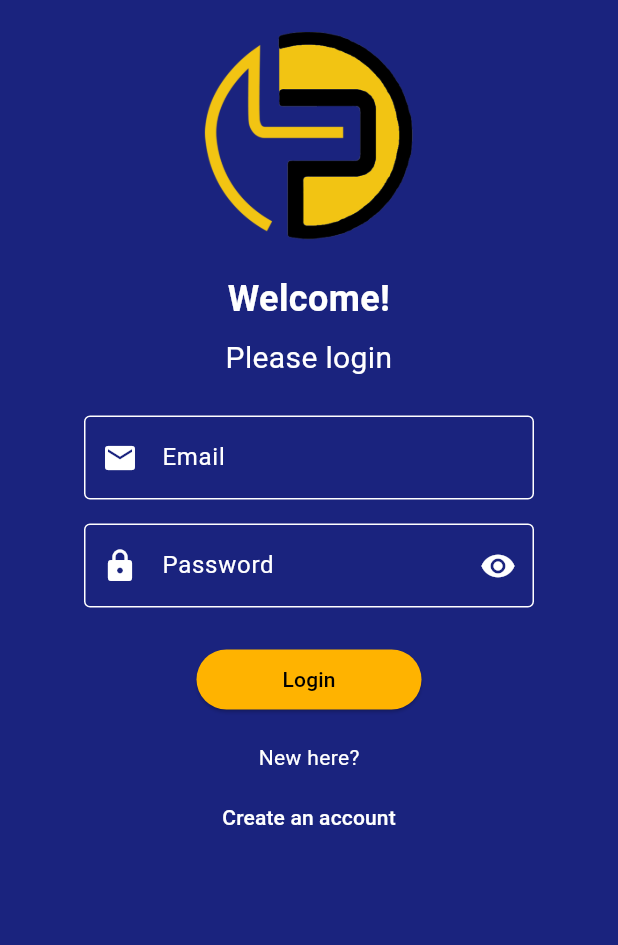
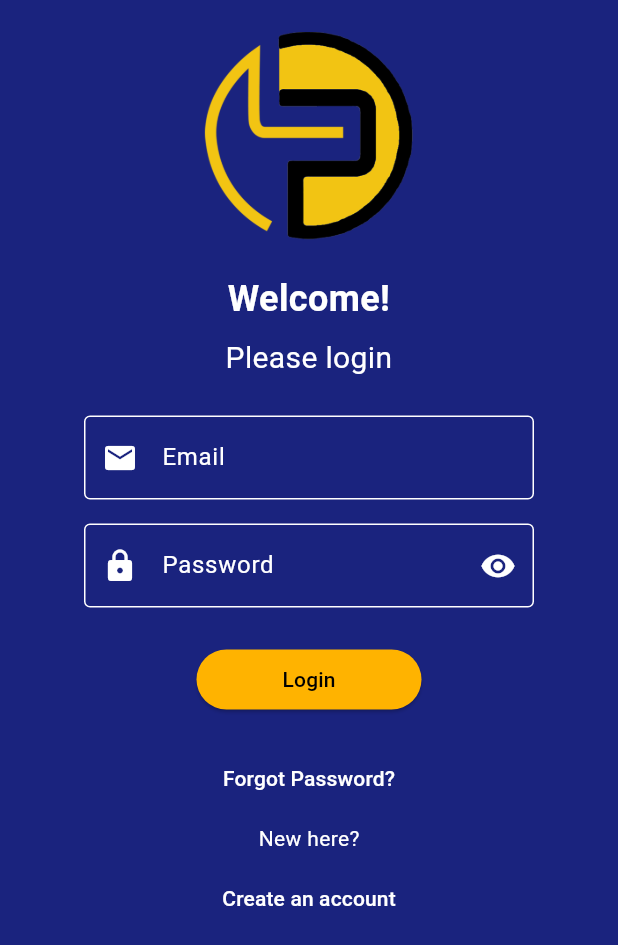
Before and after one commit to Pipeline-To-Better-Placemaking/P2BP-2025Spring-Web, a Flutter app: the LoginPage screen opened directly, on a phone screen of 412 x 824 dp. Shown: the top 945 px of the screen. Run offline on Flutter 3.47's test engine with Material 3 defaults, Android fonts, the light colour scheme and no system bars; our stand-ins replace firebase_auth, firebase_core; accounts and stored records are empty; statements that could not run were skipped.

Commit message:
Make Forgot Password Visible

```diff
--- a/lib/Login.dart
+++ b/lib/Login.dart
@@ -1,5 +1,6 @@
 import 'package:flutter/material.dart';
 import 'package:firebase_auth/firebase_auth.dart';
+import 'package:p2b/ForgotPassword.dart';
 import 'register.dart';
 import 'homepage.dart';
 
@@ -189,6 +190,22 @@ class _LoginPageState extends State<LoginPage> {
                     ),
                   ),
                   SizedBox(height: 18),
+
+                  // Forgot Password Link
+                  TextButton(
+                    onPressed: () {
+                      Navigator.push(
+                        context,
+                        MaterialPageRoute(builder: (context) => ForgotPassword()),
+                      );
+                    },
+                    child: Text(
+                      'Forgot Password?',
+                      style: TextStyle(color: Colors.white),
+                    ),
+                  ),
+                  SizedBox(height: 6),
+                  // Register New Account Link
                   Column(
                     children: [
                       Text(
--- a/lib/main.dart
+++ b/lib/main.dart
@@ -2,6 +2,7 @@ import 'package:flutter/material.dart';
 import 'package:firebase_core/firebase_core.dart';
 import 'register.dart' as register;
 import 'login.dart' as login;
+import 'ForgotPassword.dart' as forgotpassword;
 import 'homepage.dart'; // Import the HomePage
 import 'firebase_options.dart';  // Import the firebase_options.dart file
 
@@ -33,6 +34,7 @@ class MyApp extends StatelessWidget {
         '/': (context) => login.LoginPage(),
         '/register': (context) => register.RegisterPage(),
         '/home': (context) => HomePage(), // Add HomePage route
+        '/password_reset': (context) => forgotpassword.ForgotPassword(),
       },
     );
   }
```
